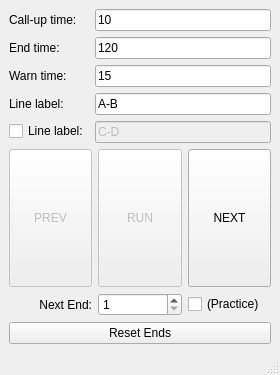
Above: TimerControlBox.ui from steveicarus/archery-timer before the change. Below: the same form after it.
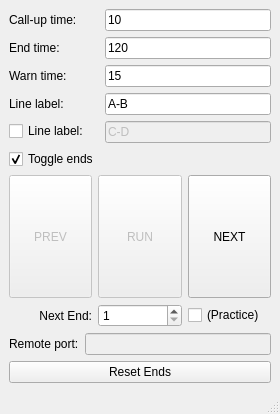
That is the form after the change.

Commit message:
Clean up connect process / support NFAA line ordering
Display the port number in the control box when waiting for
a connection from the remote, and clear the display when the
remote is connected. Also set the default IP address to the
192.168.4.1 value that a Raspberry Pi would be configured to
present.

Add a check box to enable/disable line order swapping.

```diff
--- a/TimerControlBox.ui
+++ b/TimerControlBox.ui
@@ -7,7 +7,7 @@
     <x>0</x>
     <y>0</y>
     <width>280</width>
-    <height>375</height>
+    <height>414</height>
    </rect>
   </property>
   <property name="sizePolicy">
@@ -152,6 +152,19 @@
           </property>
          </widget>
         </item>
+        <item row="5" column="0">
+         <widget class="QCheckBox" name="toggle_order_check">
+          <property name="toolTip">
+           <string>&lt;html&gt;&lt;head/&gt;&lt;body&gt;&lt;p&gt;When checked, the line order toggles for each end per World Archery rules. When un-checked, the line order is the same for every end, per NFAA rules.&lt;/p&gt;&lt;/body&gt;&lt;/html&gt;</string>
+          </property>
+          <property name="text">
+           <string>Toggle ends</string>
+          </property>
+          <property name="checked">
+           <bool>true</bool>
+          </property>
+         </widget>
+        </item>
        </layout>
       </item>
       <item>
@@ -249,6 +262,24 @@
         </item>
        </layout>
       </item>
+      <item>
+       <layout class="QHBoxLayout" name="horizontalLayout_3">
+        <item>
+         <widget class="QLabel" name="label_3">
+          <property name="text">
+           <string>Remote port:</string>
+          </property>
+         </widget>
+        </item>
+        <item>
+         <widget class="QLineEdit" name="remote_port_text">
+          <property name="enabled">
+           <bool>false</bool>
+          </property>
+         </widget>
+        </item>
+       </layout>
+      </item>
       <item>
        <widget class="QPushButton" name="reset_ends_button">
         <property name="text">
```
Left out of the diff: 5 changed lines with no effect on the pictures. The commit also changes 5 other files.
